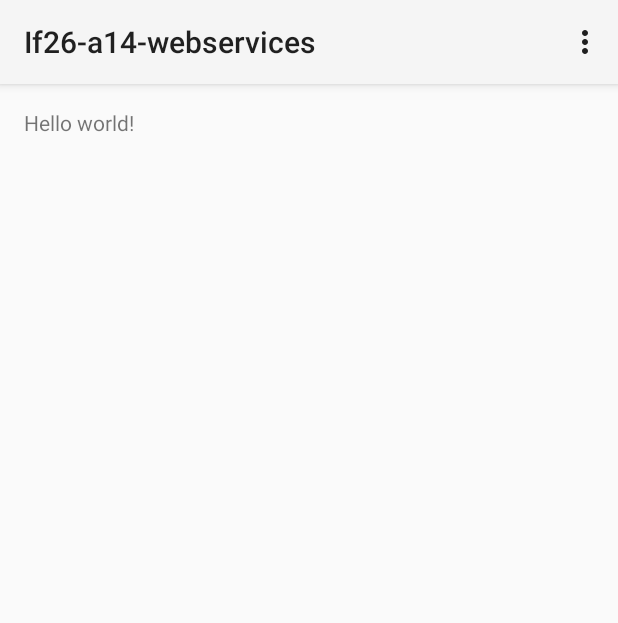
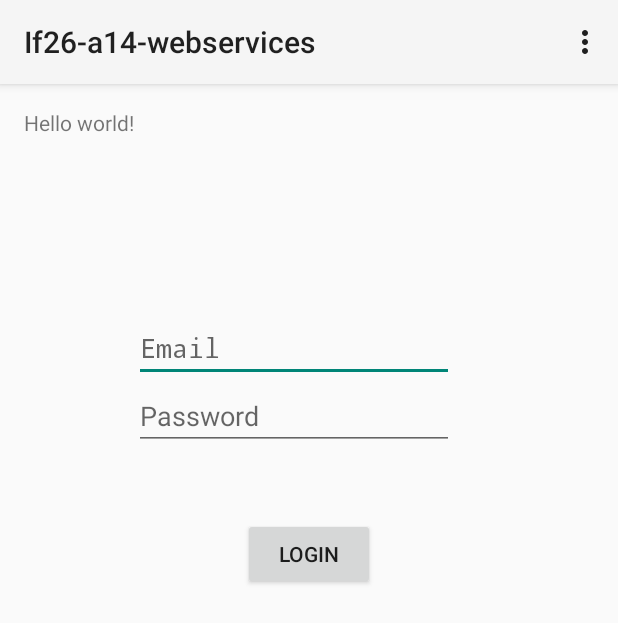
Before and after one commit to fsegouin/if26-a14-webservices, an Android app: the screen it shows after launch (LoginActivity), on a phone screen of 412 x 824 dp. Shown: the top 623 px of the screen. Run offline under Robolectric (Android 15) with nearby library versions, the phone set to English and light mode, and no system bars.

```diff
--- a/app/build.gradle
+++ b/app/build.gradle
@@ -21,4 +21,5 @@ android {
 
 dependencies {
     compile fileTree(dir: 'libs', include: ['*.jar'])
+    compile 'com.loopj.android:android-async-http:1.4.5'
 }
--- a/app/src/main/AndroidManifest.xml
+++ b/app/src/main/AndroidManifest.xml
@@ -1,6 +1,7 @@
 <?xml version="1.0" encoding="utf-8"?>
 <manifest xmlns:android="http://schemas.android.com/apk/res/android"
     package="com.jorgesegouin.if26_a14_webservices" >
+    <uses-permission android:name="android.permission.INTERNET" />
 
     <application
         android:allowBackup="true"
--- a/app/src/main/java/com/jorgesegouin/if26_a14_webservices/LoginActivity.java
+++ b/app/src/main/java/com/jorgesegouin/if26_a14_webservices/LoginActivity.java
@@ -1,9 +1,12 @@
 package com.jorgesegouin.if26_a14_webservices;
 
 import android.app.Activity;
+import android.app.AlertDialog;
 import android.os.Bundle;
 import android.view.Menu;
 import android.view.MenuItem;
+import android.view.View;
+import android.widget.EditText;
 
 
 public class LoginActivity extends Activity {
@@ -36,4 +39,15 @@ public class LoginActivity extends Activity {
 
         return super.onOptionsItemSelected(item);
     }
+
+    public void connexion(View view) {
+        AlertDialog.Builder builder;
+        builder = new AlertDialog.Builder(this);
+        builder.setMessage("Coucou les amis!");
+        builder.create().show();
+        EditText email = (EditText) findViewById(R.id.email);
+        String emailValue = email.getText().toString();
+        EditText password = (EditText) findViewById(R.id.password);
+        String passwordValue = password.getText().toString();
+    }
 }
--- a/app/src/main/res/layout/activity_login.xml
+++ b/app/src/main/res/layout/activity_login.xml
@@ -6,6 +6,41 @@
     android:paddingBottom="@dimen/activity_vertical_margin" tools:context=".LoginActivity">
 
     <TextView android:text="@string/hello_world" android:layout_width="wrap_content"
-        android:layout_height="wrap_content" />
+        android:layout_height="wrap_content"
+        android:id="@+id/textView" />
+
+    <EditText
+        android:layout_width="wrap_content"
+        android:layout_height="wrap_content"
+        android:inputType="textPassword"
+        android:ems="10"
+        android:id="@+id/email"
+        android:layout_toEndOf="@+id/textView"
+        android:hint="Email"
+        android:layout_below="@+id/textView"
+        android:layout_centerHorizontal="true"
+        android:layout_marginTop="118dp" />
+
+    <EditText
+        android:layout_width="wrap_content"
+        android:layout_height="wrap_content"
+        android:inputType="textEmailAddress"
+        android:ems="10"
+        android:id="@+id/password"
+        android:layout_toEndOf="@+id/textView"
+        android:hint="Password"
+        android:layout_below="@+id/email"
+        android:layout_alignLeft="@+id/email"
+        android:layout_alignStart="@+id/email" />
+
+    <Button
+        android:layout_width="wrap_content"
+        android:layout_height="wrap_content"
+        android:text="Login"
+        android:id="@+id/connexion"
+        android:layout_below="@+id/password"
+        android:layout_centerHorizontal="true"
+        android:layout_marginTop="45dp"
+        android:onClick="connexion" />
 
 </RelativeLayout>
```
Also changed, not shown: 2 other files.
